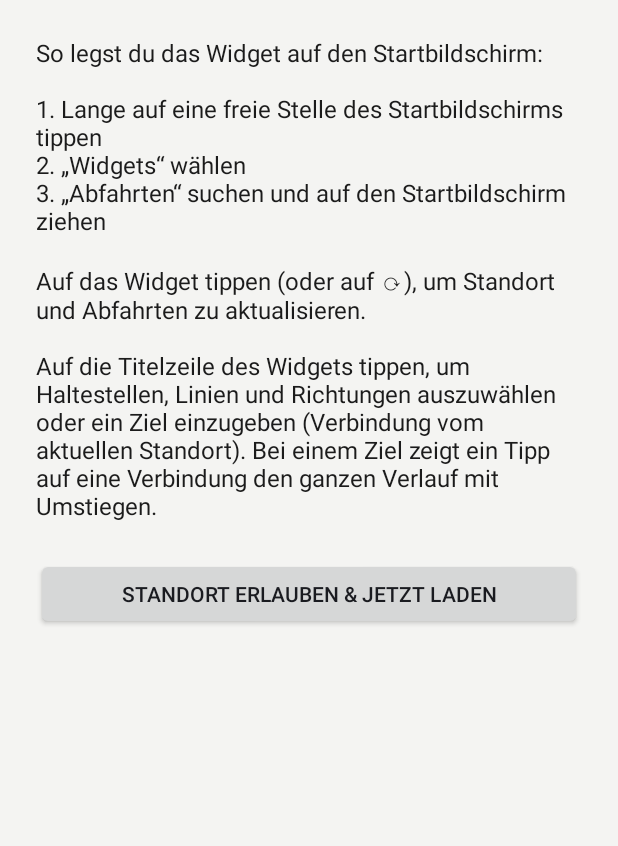
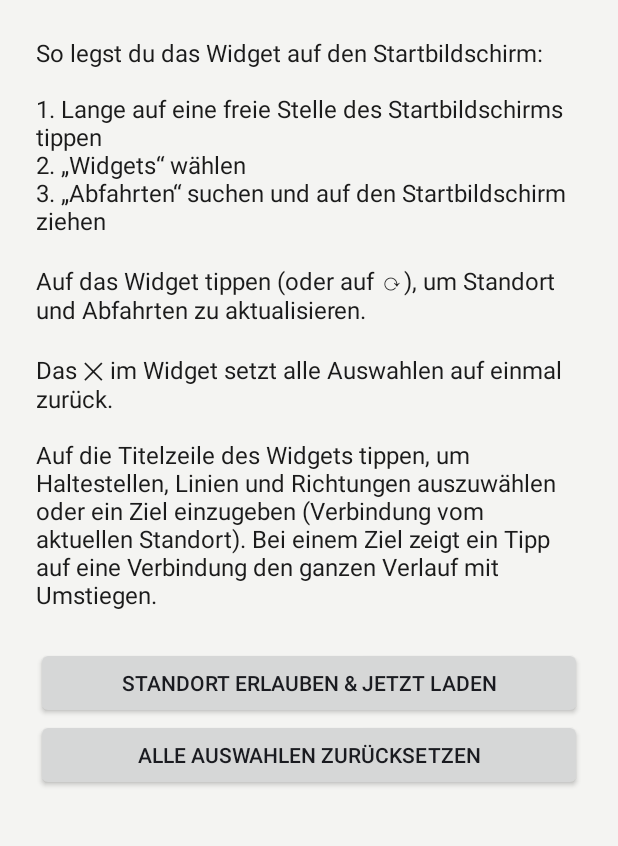
Before and after one commit to matzecosta-ai/mein-erster-test, an Android app: the screen it shows after launch (MainActivity), on a phone screen of 412 x 824 dp, the part 121-967 px from its top. Run offline under Robolectric (Android 15) with nearby library versions, the phone set to English and light mode, and no system bars.

Commit message:
Widget: ✕-Knopf setzt Haltestellen, Filter und Ziel zurück
Der Knopf erscheint im Widget nur, wenn etwas ausgewählt ist. Ein Tipp
löscht alle Auswahlen und lädt die Abfahrten in der Nähe neu. Zusätzlich
ein Zurücksetzen-Knopf in der App.

Co-Authored-By: Claude Sonnet 5.5 <noreply@anthropic.com>
Claude-Session: https://claude.ai/code/session_01B4JZWcgcSaiMWEnn7uXQwo

```diff
--- a/android/app/src/main/java/de/bvgabfahrten/MainActivity.java
+++ b/android/app/src/main/java/de/bvgabfahrten/MainActivity.java
@@ -8,6 +8,7 @@ import android.view.Gravity;
 import android.widget.Button;
 import android.widget.LinearLayout;
 import android.widget.TextView;
+import android.widget.Toast;
 
 /** Startseite der App: kurze Anleitung und Knopf zum Standort-Erlauben. */
 public class MainActivity extends Activity {
@@ -34,7 +35,7 @@ public class MainActivity extends Activity {
                 + "2. „Widgets“ wählen\n"
                 + "3. „Abfahrten“ suchen und auf den Startbildschirm ziehen\n\n"
                 + "Auf das Widget tippen (oder auf ⟳), um Standort und Abfahrten zu aktualisieren.\n\n"
-                + "Auf die Titelzeile des Widgets tippen, um Haltestellen, Linien und Richtungen auszuwählen oder ein Ziel einzugeben (Verbindung vom aktuellen Standort). Bei einem Ziel zeigt ein Tipp auf eine Verbindung den ganzen Verlauf mit Umstiegen.");
+                + "Das ✕ im Widget setzt alle Auswahlen auf einmal zurück.\n\nAuf die Titelzeile des Widgets tippen, um Haltestellen, Linien und Richtungen auszuwählen oder ein Ziel einzugeben (Verbindung vom aktuellen Standort). Bei einem Ziel zeigt ein Tipp auf eine Verbindung den ganzen Verlauf mit Umstiegen.");
         help.setTextSize(16);
         help.setTextColor(Color.parseColor("#1B1B1B"));
         help.setPadding(0, pad, 0, pad);
@@ -45,6 +46,15 @@ public class MainActivity extends Activity {
         go.setOnClickListener(v -> startActivity(new Intent(this, RefreshActivity.class)));
         root.addView(go);
 
+        Button reset = new Button(this);
+        reset.setText("Alle Auswahlen zurücksetzen");
+        reset.setOnClickListener(v -> {
+            Cache.clearSettings(this);
+            WidgetRenderer.updateAll(this);
+            Toast.makeText(this, "Haltestellen, Filter und Ziel zurückgesetzt", Toast.LENGTH_SHORT).show();
+        });
+        root.addView(reset);
+
         setContentView(root);
     }
 }
--- a/android/app/src/main/java/de/bvgabfahrten/RefreshActivity.java
+++ b/android/app/src/main/java/de/bvgabfahrten/RefreshActivity.java
@@ -21,6 +21,7 @@ import java.util.List;
  * Abfahrten laden, Widget aktualisieren, wieder schließen.
  */
 public class RefreshActivity extends Activity {
+    static final String EXTRA_RESET = "reset";
     private static final int REQ_LOCATION = 1;
     private static final long[] TIMEOUTS_MS = {8000, 15000}; // Netzwerk-Standort, dann GPS
 
@@ -33,6 +34,10 @@ public class RefreshActivity extends Activity {
     protected void onCreate(Bundle savedInstanceState) {
         super.onCreate(savedInstanceState);
         lm = (LocationManager) getSystemService(LOCATION_SERVICE);
+        if (getIntent().getBooleanExtra(EXTRA_RESET, false)) {
+            Cache.clearSettings(this);
+            Toast.makeText(this, "Auswahl zurückgesetzt", Toast.LENGTH_SHORT).show();
+        }
         List<Stop> selection = Cache.loadSelection(this);
         if (!selection.isEmpty() && Cache.loadDestination(this) == null) {
             loadSelection(selection); // feste Haltestellen: kein Standort nötig
```
Also changed, not shown: android/app/src/main/java/de/bvgabfahrten/Cache.java (+10 -0 lines), android/app/src/main/java/de/bvgabfahrten/WidgetRenderer.java (+9 -0 lines), android/app/src/main/res/layout/widget_departures.xml (+12 -0 lines).
